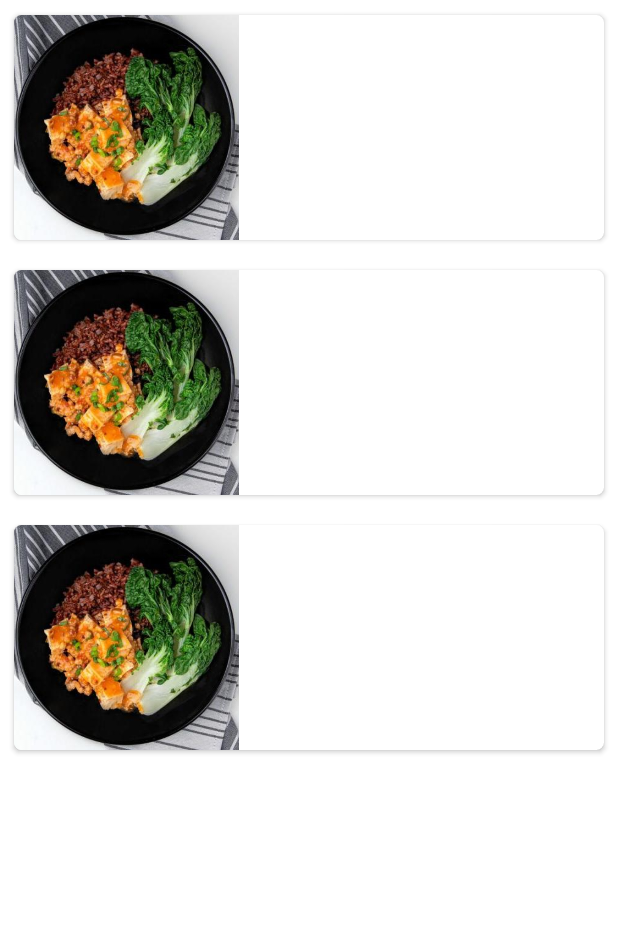
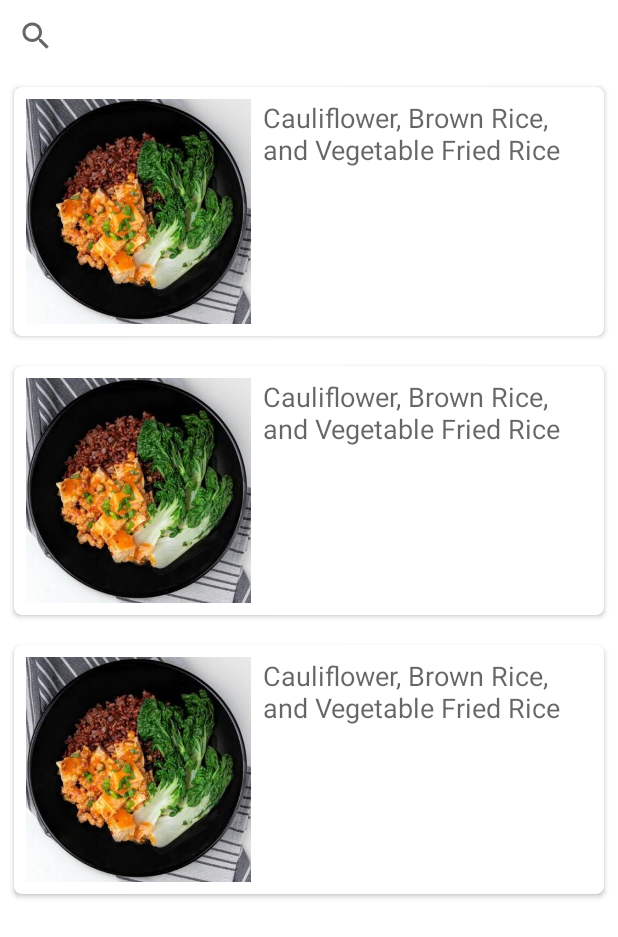
Before and after one commit to raneric/eat-cal, an Android app: the layout fragment_find.xml on its own in the app's theme, with its tools: preview values and no code run, on a phone screen of 412 x 824 dp. Shown: the top 937 px of the screen. Run offline under Robolectric (Android 15) with nearby library versions, the phone set to English and light mode, and no system bars.

Commit message:
first request on

```diff
--- a/app/src/main/AndroidManifest.xml
+++ b/app/src/main/AndroidManifest.xml
@@ -2,7 +2,7 @@
 <manifest xmlns:android="http://schemas.android.com/apk/res/android"
     xmlns:tools="http://schemas.android.com/tools"
     package="com.sgg.eatcal">
-
+    <uses-permission android:name="android.permission.INTERNET"/>
     <application
         android:allowBackup="true"
         android:dataExtractionRules="@xml/data_extraction_rules"
--- a/app/src/main/java/com/sgg/eatcal/MainActivity.kt
+++ b/app/src/main/java/com/sgg/eatcal/MainActivity.kt
@@ -3,7 +3,6 @@ package com.sgg.eatcal
 import androidx.appcompat.app.AppCompatActivity
 import android.os.Bundle
 import androidx.core.content.ContextCompat
-import androidx.navigation.findNavController
 import androidx.navigation.fragment.NavHostFragment
 import androidx.navigation.ui.AppBarConfiguration
 import androidx.navigation.ui.setupWithNavController
--- /dev/null
+++ b/app/src/main/java/com/sgg/eatcal/model/Nutrient.kt
@@ -0,0 +1,6 @@
+package com.sgg.eatcal.model
+
+data class Nutrient(val name: String,
+               val amount: Float,
+               val unit: String) {
+}
--- /dev/null
+++ b/app/src/main/java/com/sgg/eatcal/model/Results.kt
@@ -0,0 +1,3 @@
+package com.sgg.eatcal.model
+
+data class Results(val results: List<Recipe>)
--- a/app/src/main/res/layout/fragment_find.xml
+++ b/app/src/main/res/layout/fragment_find.xml
@@ -1,14 +1,31 @@
 <?xml version="1.0" encoding="utf-8"?>
-<FrameLayout xmlns:android="http://schemas.android.com/apk/res/android"
-    xmlns:tools="http://schemas.android.com/tools"
+<layout xmlns:android="http://schemas.android.com/apk/res/android"
+    xmlns:app="http://schemas.android.com/apk/res-auto"
+    xmlns:tools="http://schemas.android.com/tools">
+
+    <data>
+
+        <variable
+            name="viewModel"
+            type="com.sgg.eatcal.viewmodel.RecipeViewModel" />
+    </data>
+
+    <androidx.appcompat.widget.LinearLayoutCompat
         android:id="@+id/findFragment"
         android:layout_width="match_parent"
         android:layout_height="match_parent"
+        android:orientation="vertical"
         tools:context=".ui.FindFragment">
+
+        <SearchView
+            android:layout_width="match_parent"
+            android:layout_height="wrap_content" />
 
         <androidx.recyclerview.widget.RecyclerView
             android:id="@+id/receipList"
             android:layout_width="match_parent"
             android:layout_height="match_parent"
+            app:recipeList="@{viewModel.recipes}"
             tools:listitem="@layout/receip_list_item" />
-</FrameLayout>
+    </androidx.appcompat.widget.LinearLayoutCompat>
+</layout>
--- a/app/src/main/res/layout/receip_list_item.xml
+++ b/app/src/main/res/layout/receip_list_item.xml
@@ -1,7 +1,15 @@
 <?xml version="1.0" encoding="utf-8"?>
-<FrameLayout xmlns:android="http://schemas.android.com/apk/res/android"
+<layout xmlns:android="http://schemas.android.com/apk/res/android"
     xmlns:app="http://schemas.android.com/apk/res-auto"
-    xmlns:tools="http://schemas.android.com/tools"
+    xmlns:tools="http://schemas.android.com/tools">
+
+    <data>
+        <variable
+            name="receip"
+            type="com.sgg.eatcal.model.Recipe" />
+    </data>
+
+    <FrameLayout
         android:layout_width="match_parent"
         android:layout_height="wrap_content"
         android:padding="@dimen/padding_list_item">
@@ -16,18 +24,38 @@
 
             <androidx.constraintlayout.widget.ConstraintLayout
                 android:layout_width="match_parent"
-            android:layout_height="match_parent">
+                android:layout_height="wrap_content">
 
                 <ImageView
                     android:id="@+id/imageView"
                     android:layout_width="150dp"
                     android:layout_height="150dp"
+                    android:layout_marginStart="8dp"
+                    android:layout_marginTop="8dp"
+                    android:layout_marginBottom="8dp"
                     android:contentDescription="@string/food_picture"
                     android:scaleType="centerCrop"
+                    app:imageUrl="@{receip.image}"
                     app:layout_constraintBottom_toBottomOf="parent"
                     app:layout_constraintStart_toStartOf="parent"
                     app:layout_constraintTop_toTopOf="parent"
                     tools:srcCompat="@drawable/default_food" />
+
+                <TextView
+                    android:id="@+id/receipTitle"
+                    android:layout_width="wrap_content"
+                    android:layout_height="wrap_content"
+                    android:layout_marginStart="8dp"
+                    android:layout_marginTop="8dp"
+                    android:layout_marginEnd="8dp"
+                    android:text="Cauliflower, Brown Rice, and Vegetable Fried Rice"
+                    android:textAppearance="@style/TextAppearance.AppCompat.Medium"
+                    app:layout_constrainedWidth="true"
+                    app:layout_constraintEnd_toEndOf="parent"
+                    app:layout_constraintStart_toEndOf="@+id/imageView"
+                    app:layout_constraintTop_toTopOf="parent" />
+
             </androidx.constraintlayout.widget.ConstraintLayout>
         </androidx.cardview.widget.CardView>
     </FrameLayout>
+</layout>
```
Also changed, not shown: app/build.gradle (+20 -3 lines), app/src/main/java/com/sgg/eatcal/adapter/BindingAdapter.kt (added, +28 -0 lines), app/src/main/java/com/sgg/eatcal/adapter/FindListAdapter.kt (added, +48 -0 lines), app/src/main/java/com/sgg/eatcal/model/Recipe.kt (added, +8 -0 lines), app/src/main/java/com/sgg/eatcal/service/SpoonacularService.kt (added, +39 -0 lines), app/src/main/java/com/sgg/eatcal/ui/FindFragment.kt (+17 -2 lines), app/src/main/java/com/sgg/eatcal/viewmodel/RecipeViewModel.kt (added, +33 -0 lines), app/src/main/res/layout/activity_main.xml (+7 -3 lines), 1 other file. Lines whose indentation alone changed are shown as unchanged.
